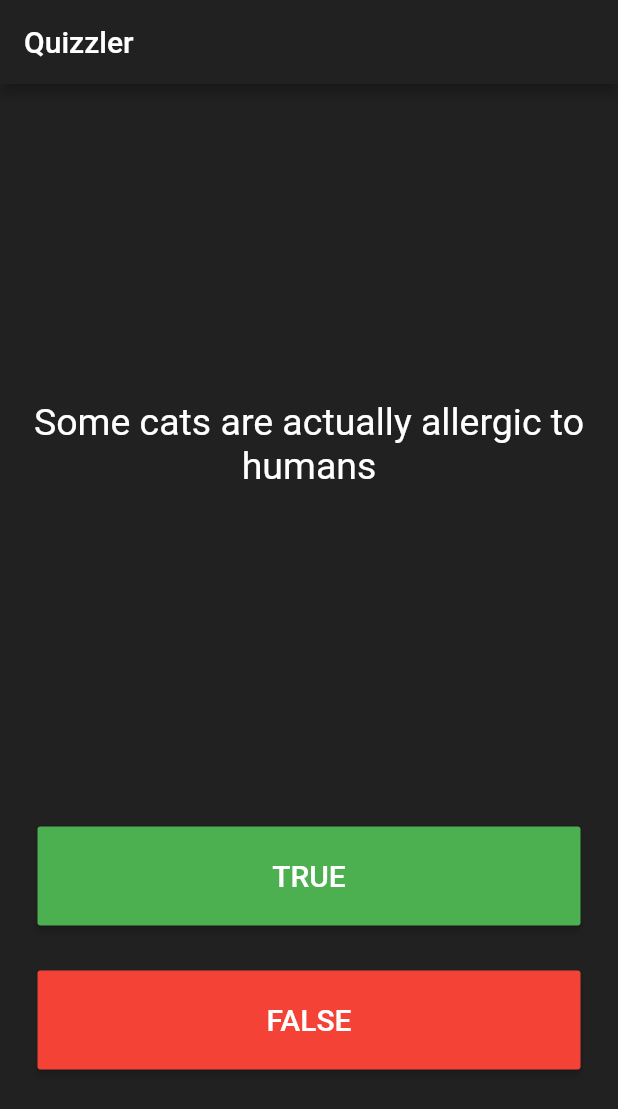
After one commit to Sohel-Mahmud/flutter-basics-udemy, a Flutter app: the screen it shows after launch, after a tap on "QUIZZLER", on a phone screen of 412 x 824 dp. The commit adds this screen. Shown: the top 1109 px of the screen. Run offline on Flutter 3.47's test engine with Material 2 defaults, Android fonts, the phone set to English and light mode, and no system bars; our stand-ins replace audioplayers.

Commit message:
first commit

```diff
--- a/lib/main.dart
+++ b/lib/main.dart
@@ -1,5 +1,7 @@
 import 'package:flutter/material.dart';
 import 'package:mi_card/dice_page.dart';
+import 'package:mi_card/quizzler_page.dart';
+import 'package:mi_card/xylophone_page.dart';
 
 void main() {
   runApp(MyApp());
@@ -102,6 +104,26 @@ class FirstSreen extends StatelessWidget {
               },
               child: Text('DICEE', style: TextStyle(fontSize: 20)),
             ),
+
+            RaisedButton(
+              color: Colors.blue[300],
+              onPressed: () {
+                Navigator.push(context, MaterialPageRoute<void>(
+                  builder: (BuildContext context) => XylophonePage()
+                ));
+              },
+              child: Text('Xylophone', style: TextStyle(fontSize: 20)),
+            ),
+
+            RaisedButton(
+              color: Colors.green[300],
+              onPressed: () {
+                Navigator.push(context, MaterialPageRoute<void>(
+                  builder: (BuildContext context) => QuizzlerPage()
+                ));
+              },
+              child: Text('QUIZZLER', style: TextStyle(fontSize: 20)),
+            ),
           ],
         ),
       ),
--- /dev/null
+++ b/lib/quiz_brain.dart
@@ -0,0 +1,44 @@
+import 'package:mi_card/question.dart';
+
+class QuizBrian {
+  List<Question> _questionBank = [
+    Question('Some cats are actually allergic to humans', true),
+    Question('You can lead a cow down stairs but not up stairs.', false),
+    Question('Approximately one quarter of human bones are in the feet.', true),
+    Question('A slug\'s blood is green.', true),
+    Question('Buzz Aldrin\'s mother\'s maiden name was \"Moon\".', true),
+    Question('It is illegal to pee in the Ocean in Portugal.', true),
+    Question(
+        'No piece of square dry paper can be folded in half more than 7 times.',
+        false),
+    Question(
+        'In London, UK, if you happen to die in the House of Parliament, you are technically entitled to a state funeral, because the building is considered too sacred a place.',
+        true),
+    Question(
+        'The loudest sound produced by any animal is 188 decibels. That animal is the African Elephant.',
+        false),
+    Question(
+        'The total surface area of two human lungs is approximately 70 square metres.',
+        true),
+    Question('Google was originally called \"Backrub\".', true),
+    Question(
+        'Chocolate affects a dog\'s heart and nervous system; a few ounces are enough to kill a small dog.',
+        true),
+    Question(
+        'In West Virginia, USA, if you accidentally hit an animal with your car, you are free to take it home to eat.',
+        true),
+  ];
+
+  String getQuestionText(int questionNumber){
+    return _questionBank[questionNumber].question;
+  }
+
+  bool getQuestionAnswer(int questionNumber){
+    return _questionBank[questionNumber].answer;
+  }
+
+  int getAllNumberofQues(){
+    return _questionBank.length;
+  }
+
+}
--- /dev/null
+++ b/lib/quizzler_page.dart
@@ -0,0 +1,156 @@
+import 'package:flutter/material.dart';
+import 'quiz_brain.dart';
+
+QuizBrian quizBrian = new QuizBrian();
+
+class QuizzlerPage extends StatelessWidget {
+  @override
+  Widget build(BuildContext context) {
+    return MaterialApp(
+      home: Scaffold(
+        backgroundColor: Colors.grey.shade900,
+        appBar: AppBar(
+          backgroundColor: Colors.grey.shade900,
+          title: Text('Quizzler'),
+        ),
+        body: SafeArea(
+          child: Padding(
+            padding: EdgeInsets.symmetric(horizontal: 10.0),
+            child: QuizPage(),
+          ),
+        ),
+      ),
+    );
+  }
+}
+
+class QuizPage extends StatefulWidget {
+  @override
+  _QuizPageState createState() => _QuizPageState();
+}
+
+class _QuizPageState extends State<QuizPage> {
+  List<Container> scoreKeeper = [];
+
+
+  int currentQuesNumber = 0;
+
+  @override
+  Widget build(BuildContext context) {
+    return Column(
+      mainAxisAlignment: MainAxisAlignment.spaceBetween,
+      crossAxisAlignment: CrossAxisAlignment.stretch,
+      children: <Widget>[
+        Expanded(
+          flex: 5,
+          child: Padding(
+            padding: EdgeInsets.all(10.0),
+            child: Center(
+              child: Text(
+                quizBrian.getQuestionText(currentQuesNumber),
+                textAlign: TextAlign.center,
+                style: TextStyle(
+                  fontSize: 25.0,
+                  color: Colors.white,
+                ),
+              ),
+            ),
+          ),
+        ),
+        Expanded(
+          child: Padding(
+            padding: EdgeInsets.all(15.0),
+            child: RaisedButton(
+              onPressed: () {
+                bool correctAnswer = quizBrian.getQuestionAnswer(currentQuesNumber);
+                setState(() {
+                  if (currentQuesNumber < quizBrian.getAllNumberofQues() - 1) {
+                    currentQuesNumber++;
+                  }
+
+                  if (correctAnswer == true) {
+                    scoreKeeper.add(
+                      Container(
+                        margin: EdgeInsets.fromLTRB(1.0, 0.0, 1.0, 8.0),
+                        child: Icon(
+                          Icons.check,
+                          color: Colors.green,
+                        ),
+                      ),
+                    );
+                  } else {
+                    scoreKeeper.add(
+                      Container(
+                        margin: EdgeInsets.fromLTRB(1.0, 0.0, 1.0, 8.0),
+                        child: Icon(
+                          Icons.close,
+                          color: Colors.red,
+                        ),
+                      ),
+                    );
+                  }
+                });
+                print('true pressed');
+              },
+              color: Colors.green,
+              textColor: Colors.white,
+              child: Text(
+                "TRUE",
+                style: TextStyle(fontSize: 20.0),
+              ),
+            ),
+          ),
+        ),
+        Expanded(
+          child: Padding(
+            padding: EdgeInsets.all(15.0),
+            child: RaisedButton(
+              onPressed: () {
+                bool correctAnswer = quizBrian.getQuestionAnswer(currentQuesNumber);
+
+                setState(() {
+                  if (currentQuesNumber < quizBrian.getAllNumberofQues() - 1) {
+                    currentQuesNumber++;
+                  }
+                  if (correctAnswer == false) {
+                    scoreKeeper.add(
+                      Container(
+                        margin: EdgeInsets.fromLTRB(1.0, 0.0, 1.0, 8.0),
+                        child: Icon(
+                          Icons.check,
+                          color: Colors.green,
+                        ),
+                      ),
+                    );
+                  } else {
+                    scoreKeeper.add(
+                      Container(
+                        margin: EdgeInsets.fromLTRB(1.0, 0.0, 1.0, 8.0),
+                        child: Icon(
+                          Icons.close,
+                          color: Colors.red,
+                        ),
+                      ),
+                    );
+                  }
+                });
+                print('false pressed');
+              },
+              color: Colors.red,
+              textColor: Colors.white,
+              child: Text(
+                "FALSE",
+                style: TextStyle(fontSize: 20.0),
+              ),
+            ),
+          ),
+        ),
+        Expanded(
+          child: Row(
+            children: scoreKeeper,
+          ),
+        ),
+      ],
+    );
+  }
+}
--- a/pubspec.yaml
+++ b/pubspec.yaml
@@ -12,6 +12,8 @@ dependencies:
     sdk: flutter
 
   cupertino_icons: ^0.1.3
+  audioplayers: ^0.14.2
+
 
 dev_dependencies:
   flutter_test:
@@ -23,6 +25,7 @@ flutter:
 
   assets:
     - images/
+    - assets/
 
   fonts:
     - family: Pacifico
```
Also changed, not shown: lib/dice_page.dart (+16 -10 lines), lib/question.dart (added, +11 -0 lines), lib/xylophone_page.dart (added, +53 -0 lines), pubspec.lock, 7 other files.
